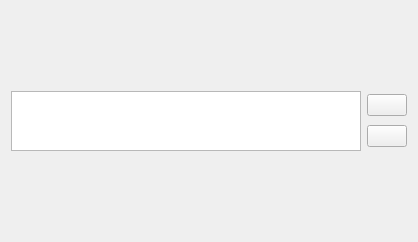
Above: SlicerPIRADS/Resources/UI/FindingsWidget.ui from QIICR/SlicerPIRADS before the change. Below: the same form after it.
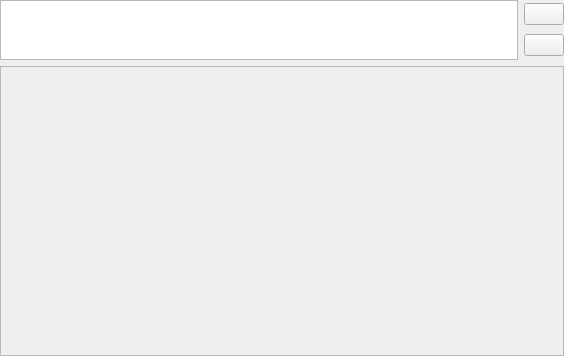
That is the form after the change. Icons and pictures are not drawn.

```diff
--- a/SlicerPIRADS/Resources/UI/FindingsWidget.ui
+++ b/SlicerPIRADS/Resources/UI/FindingsWidget.ui
@@ -6,8 +6,8 @@
    <rect>
     <x>0</x>
     <y>0</y>
-    <width>418</width>
-    <height>242</height>
+    <width>564</width>
+    <height>356</height>
    </rect>
   </property>
   <property name="sizePolicy">
@@ -25,15 +25,27 @@
   <property name="styleSheet">
    <string notr="true"/>
   </property>
-  <layout class="QGridLayout" name="gridLayout_3">
+  <layout class="QGridLayout" name="gridLayout_2">
+   <property name="leftMargin">
+    <number>0</number>
+   </property>
+   <property name="topMargin">
+    <number>0</number>
+   </property>
+   <property name="rightMargin">
+    <number>0</number>
+   </property>
+   <property name="bottomMargin">
+    <number>0</number>
+   </property>
    <item row="0" column="0">
-    <layout class="QHBoxLayout" name="horizontalLayout">
-     <item>
+    <layout class="QGridLayout" name="gridLayout">
+     <item row="0" column="0">
       <widget class="QListView" name="findingsListView">
        <property name="sizePolicy">
         <sizepolicy hsizetype="Minimum" vsizetype="Maximum">
          <horstretch>0</horstretch>
-         <verstretch>0</verstretch>
+         <verstretch>1</verstretch>
         </sizepolicy>
        </property>
        <property name="maximumSize">
@@ -65,8 +77,8 @@
        </property>
       </widget>
      </item>
-     <item>
-      <layout class="QVBoxLayout" name="verticalLayout_4">
+     <item row="0" column="1">
+      <layout class="QVBoxLayout" name="verticalLayout_3">
        <item>
         <widget class="QPushButton" name="addFindingsButton">
          <property name="enabled">
@@ -118,6 +130,22 @@
        </item>
       </layout>
      </item>
+     <item row="1" column="0" colspan="2">
+      <widget class="QFrame" name="findingInformationFrame">
+       <property name="sizePolicy">
+        <sizepolicy hsizetype="Minimum" vsizetype="Preferred">
+         <horstretch>0</horstretch>
+         <verstretch>0</verstretch>
+        </sizepolicy>
+       </property>
+       <property name="frameShape">
+        <enum>QFrame::StyledPanel</enum>
+       </property>
+       <property name="frameShadow">
+        <enum>QFrame::Raised</enum>
+       </property>
+      </widget>
+     </item>
     </layout>
    </item>
   </layout>
```
